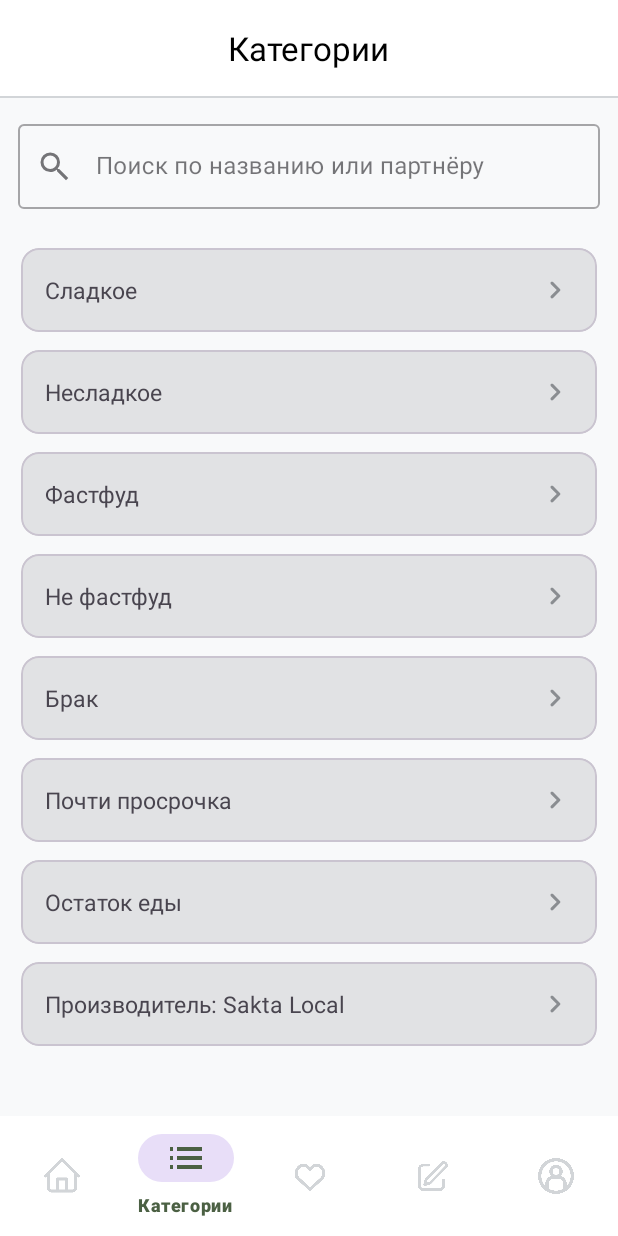
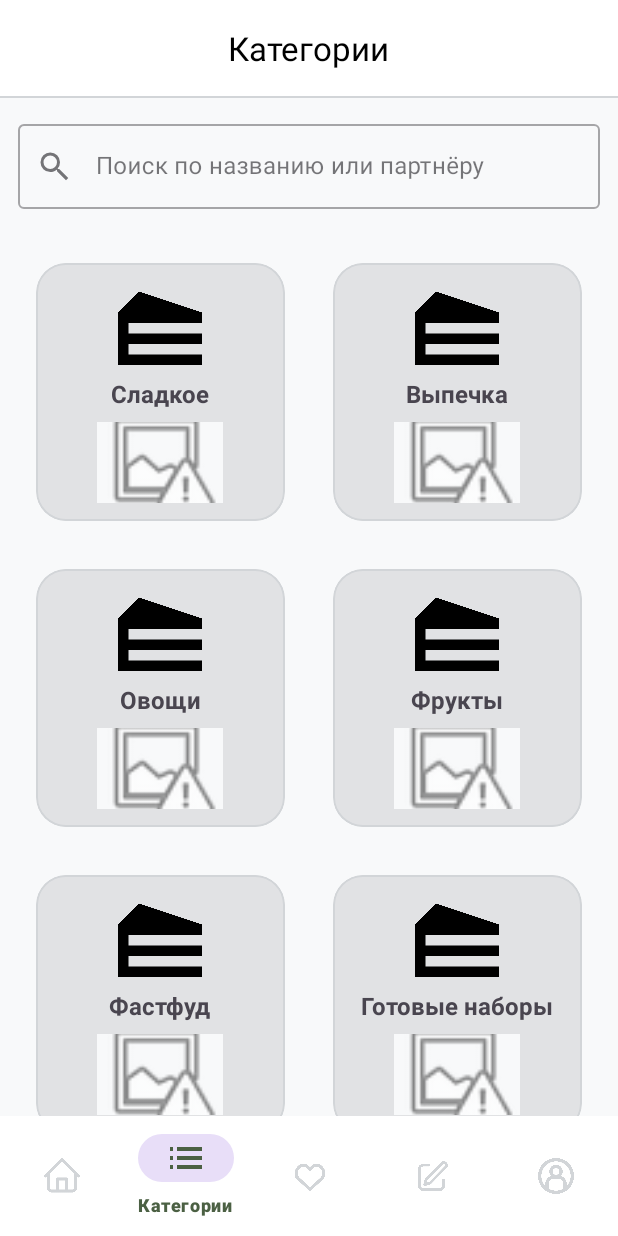
Before and after one commit to V0rtex14/ScienceWorkOfStudentV1, an Android app: the CategoriesFragment screen opened through its navigation route, on a phone screen of 412 x 824 dp. Run offline under Robolectric (Android 15) with nearby library versions, the phone set to English and light mode, and no system bars; our stand-ins replace navigation-ui.

Commit message:
-commit V4

```diff
--- a/app/src/main/java/com/example/maket/ui/categories/CategoriesFragment.java
+++ b/app/src/main/java/com/example/maket/ui/categories/CategoriesFragment.java
@@ -1,20 +1,24 @@
 package com.example.maket.ui.categories;
 
+import android.os.Bundle;
+import android.util.TypedValue;
+import android.view.LayoutInflater;
+import android.view.View;
+import android.view.ViewGroup;
 
-import android.os.Bundle;
-import android.view.*;
-
-import androidx.annotation.*;
+import androidx.annotation.NonNull;
+import androidx.annotation.Nullable;
 import androidx.fragment.app.Fragment;
-import androidx.recyclerview.widget.LinearLayoutManager;
+import androidx.recyclerview.widget.GridLayoutManager;
 import androidx.recyclerview.widget.RecyclerView;
 
 import com.example.maket.R;
 
-import java.util.*;
-
+import java.util.ArrayList;
+import java.util.List;
 
 public class CategoriesFragment extends Fragment {
+
     @Nullable
     @Override
     public View onCreateView(@NonNull LayoutInflater i, @Nullable ViewGroup c, @Nullable Bundle b) {
@@ -24,10 +28,29 @@ public class CategoriesFragment extends Fragment {
     @Override
     public void onViewCreated(@NonNull View v, @Nullable Bundle b) {
         RecyclerView rv = v.findViewById(R.id.rvCats);
-        rv.setLayoutManager(new LinearLayoutManager(requireContext()));
-        rv.setAdapter(new SimpleListAdapter(Arrays.asList(
-                "Сладкое", "Несладкое", "Фастфуд", "Не фастфуд",
-                "Брак", "Почти просрочка", "Остаток еды", "Производитель: Sakta Local"
-        )));
+
+        // 2 столбца, крупные значки
+        rv.setLayoutManager(new GridLayoutManager(requireContext(), 2));
+
+        // аккуратные внешние отступы
+        int spacePx = (int) TypedValue.applyDimension(
+                TypedValue.COMPLEX_UNIT_DIP, 8, getResources().getDisplayMetrics());
+        rv.addItemDecoration(new GridSpacingDecoration(spacePx));
+        rv.setClipToPadding(false);
+
+        // данные (иконки можешь заменить на свои, thumb — пока placeholder)
+        List<Category> items = new ArrayList<>();
+        items.add(new Category("Сладкое", R.drawable.ic_category_food, android.R.drawable.ic_menu_report_image, 12));
+        items.add(new Category("Выпечка", R.drawable.ic_category_food, android.R.drawable.ic_menu_report_image, 9));
+        items.add(new Category("Овощи",  R.drawable.ic_category_food, android.R.drawable.ic_menu_report_image, 7));
+        items.add(new Category("Фрукты", R.drawable.ic_category_food, android.R.drawable.ic_menu_report_image, 8));
+        items.add(new Category("Фастфуд",R.drawable.ic_category_food, android.R.drawable.ic_menu_report_image, 5));
+        items.add(new Category("Готовые наборы", R.drawable.ic_category_food, android.R.drawable.ic_menu_report_image, 4));
+
+        CategoryAdapterBig adapter = new CategoryAdapterBig(items, c -> {
+            // TODO: открыть список товаров категории c.title
+            // пока можно тост или навигацию
+        });
+        rv.setAdapter(adapter);
     }
 }
--- /dev/null
+++ b/app/src/main/java/com/example/maket/ui/categories/Category.java
@@ -0,0 +1,15 @@
+package com.example.maket.ui.categories;
+
+public class Category {
+    public final String title;
+    public final int iconRes;   // маленькая пиктограмма категории
+    public final int thumbRes;  // мини-фото (пример блюда)
+    public final int count;     // сколько позиций (для подписи)
+
+    public Category(String title, int iconRes, int thumbRes, int count) {
+        this.title = title;
+        this.iconRes = iconRes;
+        this.thumbRes = thumbRes;
+        this.count = count;
+    }
+}
--- /dev/null
+++ b/app/src/main/java/com/example/maket/ui/categories/CategoryAdapterBig.java
@@ -0,0 +1,63 @@
+package com.example.maket.ui.categories;
+
+import android.view.LayoutInflater;
+import android.view.View;
+import android.view.ViewGroup;
+import android.widget.ImageView;
+import android.widget.TextView;
+
+import androidx.annotation.NonNull;
+import androidx.recyclerview.widget.RecyclerView;
+
+import com.example.maket.R;
+
+import java.util.List;
+
+public class CategoryAdapterBig extends RecyclerView.Adapter<CategoryAdapterBig.VH> {
+
+    public interface OnClick {
+        void onCategoryClick(Category c);
+    }
+
+    private final List<Category> data;
+    private final OnClick onClick;
+
+    public CategoryAdapterBig(List<Category> data, OnClick onClick) {
+        this.data = data;
+        this.onClick = onClick;
+    }
+
+    @NonNull @Override
+    public VH onCreateViewHolder(@NonNull ViewGroup parent, int viewType) {
+        View v = LayoutInflater.from(parent.getContext())
+                .inflate(R.layout.item_category_big, parent, false);
+        return new VH(v);
+    }
+
+    @Override
+    public void onBindViewHolder(@NonNull VH h, int pos) {
+        Category c = data.get(pos);
+        h.title.setText(c.title);
+        h.icon.setImageResource(c.iconRes);
+        h.thumb.setImageResource(c.thumbRes);
+        h.count.setText(c.count + " позиций");
+        h.itemView.setOnClickListener(v -> {
+            if (onClick != null) onClick.onCategoryClick(c);
+        });
+    }
+
+    @Override
+    public int getItemCount() { return data.size(); }
+
+    static class VH extends RecyclerView.ViewHolder {
+        final ImageView icon, thumb;
+        final TextView title, count;
+        VH(@NonNull View v) {
+            super(v);
+            icon = v.findViewById(R.id.icon);
+            thumb = v.findViewById(R.id.thumb);
+            title = v.findViewById(R.id.title);
+            count = v.findViewById(R.id.count);
+        }
+    }
+}
--- /dev/null
+++ b/app/src/main/java/com/example/maket/ui/categories/GridSpacingDecoration.java
@@ -0,0 +1,20 @@
+package com.example.maket.ui.categories;
+
+import android.graphics.Rect;
+import android.view.View;
+
+import androidx.annotation.Px;
+import androidx.recyclerview.widget.RecyclerView;
+
+public class GridSpacingDecoration extends RecyclerView.ItemDecoration {
+    private final int space;
+
+    public GridSpacingDecoration(@Px int spacePx) {
+        this.space = spacePx;
+    }
+
+    @Override
+    public void getItemOffsets(Rect outRect, View view, RecyclerView parent, RecyclerView.State state) {
+        outRect.set(space, space, space, space);
+    }
+}
--- a/app/src/main/res/layout/activity_main.xml
+++ b/app/src/main/res/layout/activity_main.xml
@@ -33,7 +33,9 @@
         android:layout_width="match_parent"
         android:layout_height="match_parent"
         app:layout_behavior="@string/appbar_scrolling_view_behavior"
-        app:navGraph="@navigation/nav_graph" />
+        app:navGraph="@navigation/nav_graph"
+        android:clipToPadding="false"
+        android:paddingBottom="?attr/actionBarSize" />
 
     <View
         android:layout_width="match_parent"
--- a/app/src/main/res/layout/fragment_categories.xml
+++ b/app/src/main/res/layout/fragment_categories.xml
@@ -15,7 +15,6 @@
         android:layout_height="wrap_content"
         android:hint="Поиск по названию или партнёру"
         android:layout_margin="12dp"
-        app:boxBackgroundMode="outline"
         app:startIconDrawable="@drawable/ic_search">
 
         <com.google.android.material.textfield.TextInputEditText
--- a/app/src/main/res/layout/fragment_profile.xml
+++ b/app/src/main/res/layout/fragment_profile.xml
@@ -194,7 +194,7 @@
                     android:layout_width="match_parent"
                     android:layout_height="wrap_content"
                     android:layout_marginTop="8dp"
-                    android:text="ЭкоНавигатор"
+                    android:text="Туристический навигатор"
                     app:icon="@drawable/ic_link"/>
 
                 <com.google.android.material.button.MaterialButton
@@ -204,6 +204,7 @@
                     android:layout_marginTop="6dp"
                     android:text="KyrgyzSpeak переводчик"
                     app:icon="@drawable/ic_link"/>
+
             </LinearLayout>
         </com.google.android.material.card.MaterialCardView>
 
--- a/app/src/main/res/layout/item_category_big.xml
+++ b/app/src/main/res/layout/item_category_big.xml
@@ -2,7 +2,7 @@
 <com.google.android.material.card.MaterialCardView xmlns:android="http://schemas.android.com/apk/res/android"
     xmlns:app="http://schemas.android.com/apk/res-auto"
     android:layout_width="match_parent"
-    android:layout_height="160dp"
+    android:layout_height="172dp"
     android:layout_margin="8dp"
     app:cardCornerRadius="20dp"
     app:cardUseCompatPadding="false"
@@ -14,28 +14,45 @@
         android:layout_width="match_parent"
         android:layout_height="match_parent"
         android:orientation="vertical"
-        android:gravity="center">
+        android:gravity="center_horizontal"
+        android:padding="12dp">
 
+        <!-- большая иконка категории -->
         <ImageView
             android:id="@+id/icon"
-            android:layout_width="64dp"
-            android:layout_height="64dp"
+            android:layout_width="56dp"
+            android:layout_height="56dp"
             android:src="@drawable/ic_category_food"
             android:contentDescription="@string/undefined" />
 
+        <!-- название категории -->
         <TextView
             android:id="@+id/title"
             android:layout_width="wrap_content"
             android:layout_height="wrap_content"
-            android:layout_marginTop="10dp"
+            android:layout_marginTop="8dp"
             android:text="Сладкое"
             android:textSize="16sp"
             android:textStyle="bold"/>
 
+        <!-- мини-фото (пример блюда) -->
+        <ImageView
+            android:id="@+id/thumb"
+            android:layout_width="84dp"
+            android:layout_height="54dp"
+            android:layout_marginTop="8dp"
+            android:scaleType="centerCrop"
+            android:src="@android:drawable/ic_menu_report_image"
+            android:contentDescription="@string/undefined"
+            android:background="@color/sakta_bg"
+            android:padding="0dp"/>
+
+        <!-- счётчик позиций -->
         <TextView
             android:id="@+id/count"
             android:layout_width="wrap_content"
             android:layout_height="wrap_content"
+            android:layout_marginTop="6dp"
             android:text="12 позиций"
             android:textColor="@color/sakta_text_muted"/>
     </LinearLayout>
--- a/app/src/main/res/menu/menu_top.xml
+++ b/app/src/main/res/menu/menu_top.xml
@@ -3,14 +3,8 @@
     xmlns:app="http://schemas.android.com/apk/res-auto">
 
     <item
-        android:id="@+id/action_notifications"
-        android:title="Уведомления"
-        android:icon="@drawable/ic_notifications"
-        app:showAsAction="always" />
-
-    <item
-        android:id="@+id/action_filter"
-        android:title="Фильтр/Сортировка"
-        android:icon="@drawable/ic_filter_list"
-        app:showAsAction="always" />
+        android:id="@+id/action_logout"
+        android:title="Выйти"
+        android:icon="@drawable/ic_logout"
+        app:showAsAction="ifRoom"/>
 </menu>
```
Also changed, not shown: app/src/main/res/layout/fragment_catalog.xml (+1 -11 lines), app/src/main/res/layout/fragment_favorites.xml (+35 -1 lines), app/src/main/res/drawable/ic_category_food.png.
